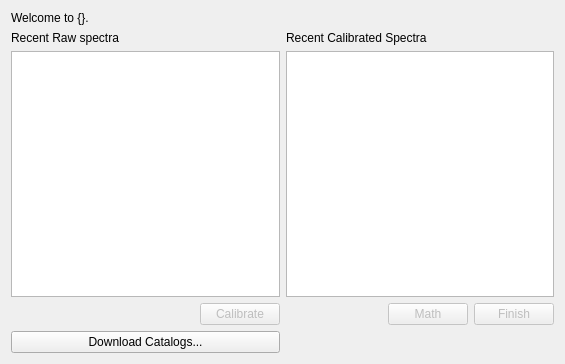
GuLinux/PySpectrum, file ui/homepage.ui: the form before one commit.
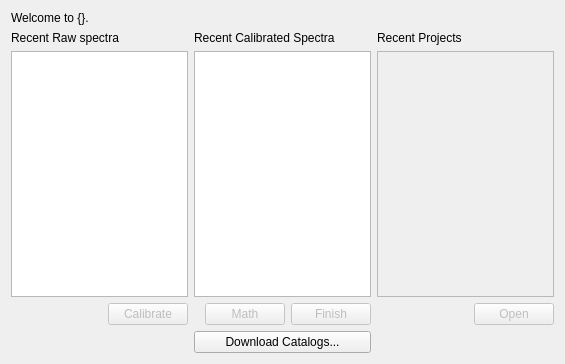
The form after the commit.

Commit message: layout for projects

Patch:
```diff
--- a/ui/homepage.ui
+++ b/ui/homepage.ui
@@ -35,6 +35,13 @@
      </property>
     </widget>
    </item>
+   <item row="1" column="2">
+    <widget class="QLabel" name="label">
+     <property name="text">
+      <string>Recent Projects</string>
+     </property>
+    </widget>
+   </item>
    <item row="2" column="0">
     <widget class="QTableView" name="recent_raw_list">
      <property name="editTriggers">
@@ -67,6 +74,13 @@
      </attribute>
     </widget>
    </item>
+   <item row="2" column="2">
+    <widget class="QTableView" name="recent_projects">
+     <property name="enabled">
+      <bool>false</bool>
+     </property>
+    </widget>
+   </item>
    <item row="3" column="0">
     <layout class="QHBoxLayout" name="horizontalLayout">
      <item>
@@ -131,7 +145,34 @@
      </item>
     </layout>
    </item>
-   <item row="4" column="0">
+   <item row="3" column="2">
+    <layout class="QHBoxLayout" name="horizontalLayout_3">
+     <item>
+      <spacer name="horizontalSpacer_3">
+       <property name="orientation">
+        <enum>Qt::Horizontal</enum>
+       </property>
+       <property name="sizeHint" stdset="0">
+        <size>
+         <width>40</width>
+         <height>20</height>
+        </size>
+       </property>
+      </spacer>
+     </item>
+     <item>
+      <widget class="QPushButton" name="open_project">
+       <property name="enabled">
+        <bool>false</bool>
+       </property>
+       <property name="text">
+        <string>Open</string>
+       </property>
+      </widget>
+     </item>
+    </layout>
+   </item>
+   <item row="4" column="1">
     <widget class="QPushButton" name="download_catalogs">
      <property name="text">
       <string>Download Catalogs...</string>
```
The commit also changes 5 other files.
